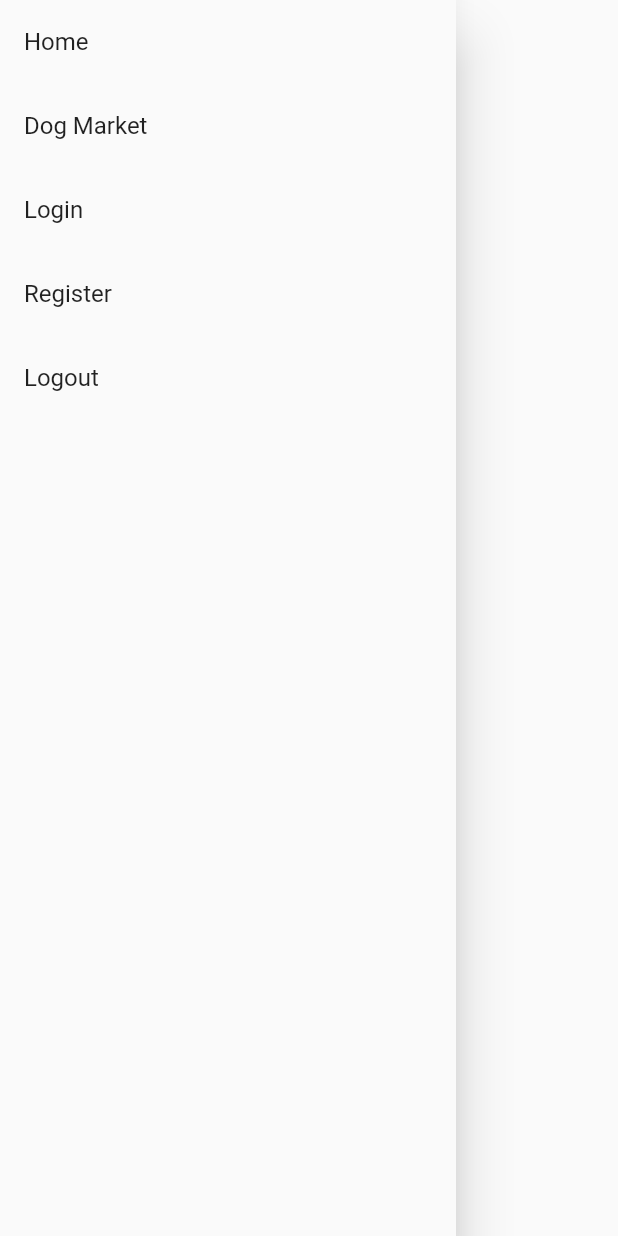
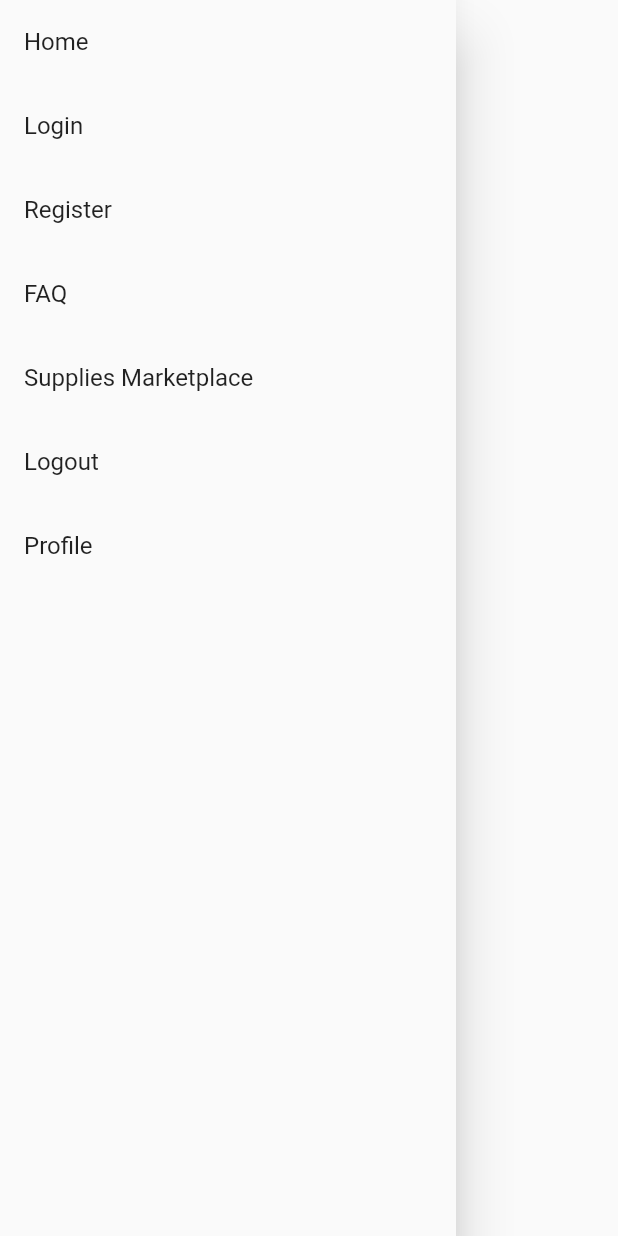
Before and after one commit to PBP-E06/Flutter-Dogewoof, a Flutter app: the DrawerWidget widget shown alone on an empty page, opened directly, on a phone screen of 412 x 824 dp. Run offline on Flutter 3.47's test engine with Material 2 defaults, Android fonts, the phone set to English and light mode, and no system bars; missing offline and left inert: pbp_django_auth.

Commit message:
resolve merge conflict

```diff
--- a/dogewoof/lib/main.dart
+++ b/dogewoof/lib/main.dart
@@ -1,5 +1,9 @@
 import 'package:dogewoof/pages/auth/registerpage.dart';
 import 'package:dogewoof/pages/home/donations.dart';
+import 'package:dogewoof/pages/supplies/supplies.dart';
+import 'package:dogewoof/pages/userprofile/editprofilepage.dart';
+import 'package:dogewoof/pages/userprofile/profilepage.dart';
+import 'package:dogewoof/pages/userprofile/tambahsaldopage.dart';
 import 'package:flutter/material.dart';
 import 'package:pbp_django_auth/pbp_django_auth.dart';
 import 'package:provider/provider.dart';
@@ -7,9 +11,11 @@ import 'package:provider/provider.dart';
 import 'package:dogewoof/pages/home/homepage.dart';
 import 'package:dogewoof/pages/auth/loginpage.dart';
 import 'package:dogewoof/widgets/drawer.dart';
+import 'package:dogewoof/pages/userprofile/profilepage.dart';
+import 'package:dogewoof/pages/userprofile/editprofilepage.dart';
 
-import 'package:dogewoof/pages/dogmarket/listingpage.dart';
-import 'package:dogewoof/pages/dogmarket/submitdogpage.dart';
+import 'pages/faq/pages/faqhomepage.dart';
+import 'pages/faq/pages/inputquestion.dart';
 
 void main() {
   runApp(const MyApp());
@@ -32,13 +38,15 @@ class MyApp extends StatelessWidget {
           primarySwatch: Colors.orange,
         ),
         routes: {
-          "/": (BuildContext context) => const HomePage(),
-          "/login": (BuildContext context) => const LoginPage(),
-          "/register": (BuildContext context) => const RegisterPage(),
-          "/dog_market/listing": (BuildContext context) => const ListingPage(),
-          "/dog_market/submitdog": (BuildContext context) =>
-              const SubmitDogPage(),
-          // "/dogmarket/viewdog": (BuildContext context) => const ViewDogPage(),
+            "/": (BuildContext context) => const HomePage(),
+            "/login": (BuildContext context) => const LoginPage(),
+            "/register": (BuildContext context) => const RegisterPage(),
+            "/profile": (BuildContext context) => const HomeStateful(),
+            "/editProfile": (BuildContext context) => EditProfile(),
+            "/addSaldo": (BuildContext context) => AddSaldo(),
+            "/supplies": (BuildContext context) => const SuppliesPage(),
+            "/faqhome": (BuildContext context) => const FAQHomepage(),
+            "/inputquestions": (BuildContext context) => const FAQInputPage(),
         },
       ),
     );
--- a/dogewoof/lib/widgets/drawer.dart
+++ b/dogewoof/lib/widgets/drawer.dart
@@ -15,11 +15,6 @@ class DrawerWidget extends StatelessWidget {
               Navigator.pushNamed(context, '/');
             }),
         ListTile(
-            title: const Text('Dog Market'),
-            onTap: () {
-              Navigator.pushNamed(context, '/dog_market/listing');
-            }),
-        ListTile(
           title: const Text('Login'),
           onTap: () {
             Navigator.pushNamed(context, '/login');
@@ -32,6 +27,18 @@ class DrawerWidget extends StatelessWidget {
           },
         ),
         ListTile(
+            title: const Text('FAQ'),
+            onTap: () async {
+                Navigator.pushNamed(context, '/faqhome');
+            },
+        ),
+        ListTile(
+            title: const Text('Supplies Marketplace'),
+            onTap: () async {
+                Navigator.pushNamed(context, '/supplies');
+            },
+        ),
+        ListTile(
           title: const Text('Logout'),
           onTap: () async {
             if (request.loggedIn) {
@@ -41,6 +48,16 @@ class DrawerWidget extends StatelessWidget {
             }
           },
         ),
+        ListTile(
+          title: const Text('Profile'),
+          onTap: () async {
+            if (request.loggedIn) {
+              Navigator.pushNamed(context, '/profile');
+            } else {
+              Navigator.pushNamed(context, '/login');
+            }
+          },
+        ),
       ]),
     );
   }
```
